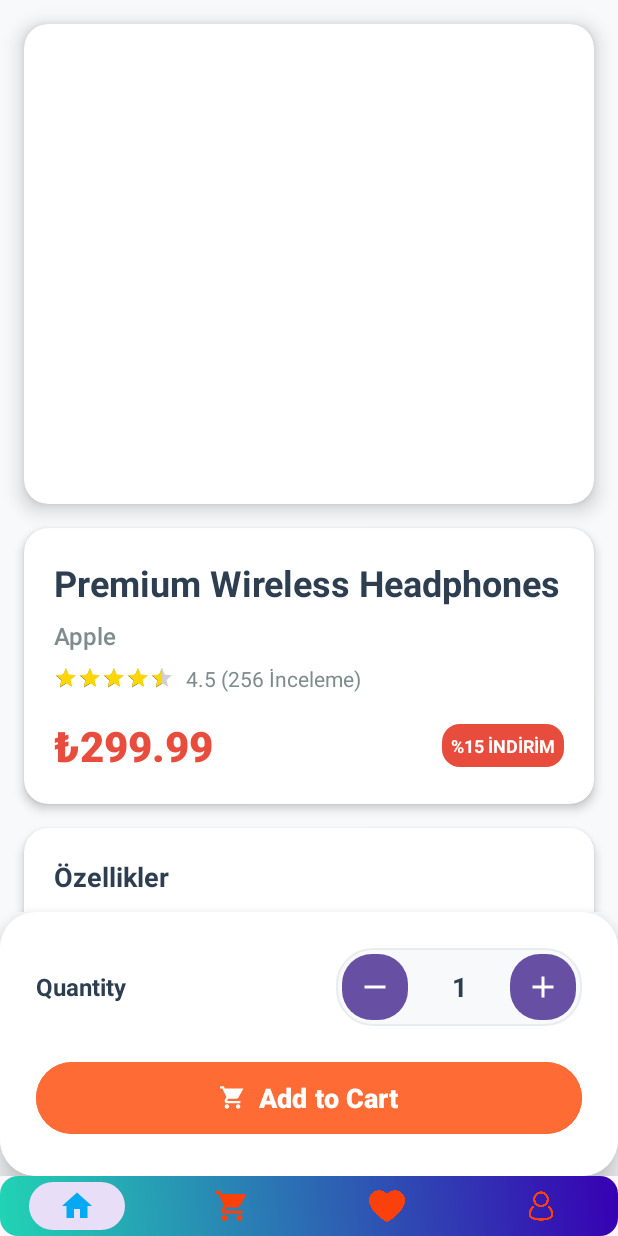
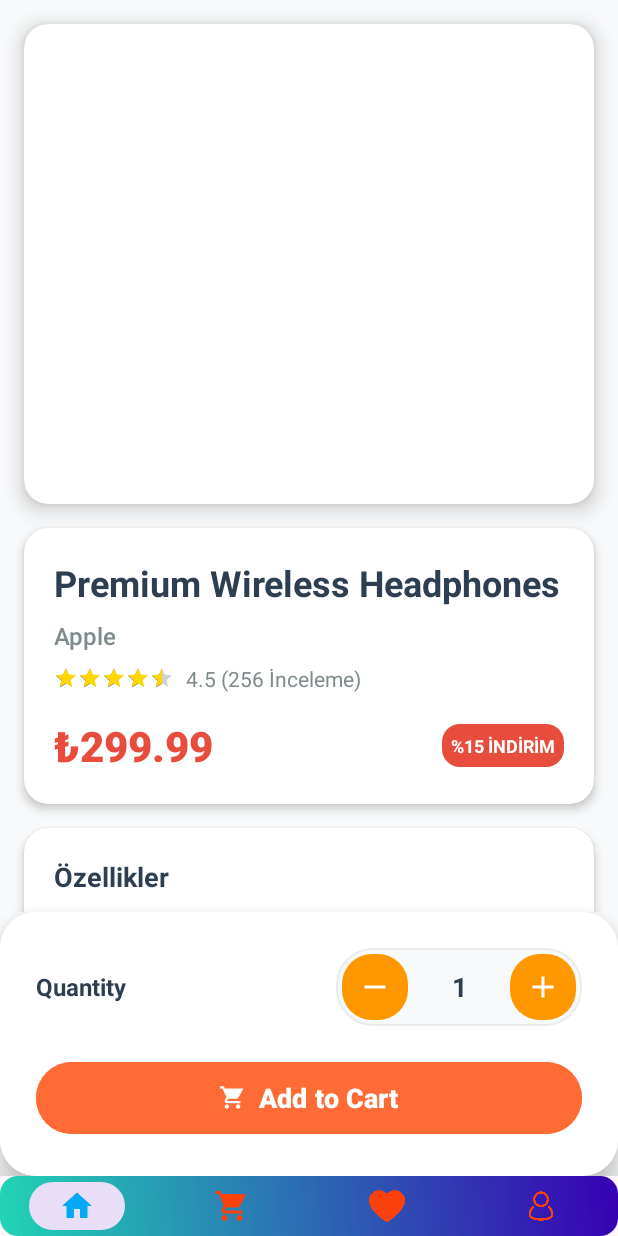
Before and after one commit to bymaskeli53/E-Commerce-Demo, an Android app: the fragment DetailFragment placed in its activity, on a phone screen of 412 x 824 dp. Run offline under Robolectric (Android 15) with nearby library versions, the phone set to English and light mode, and no system bars; our stand-ins replace Dagger/Hilt's generated code, Firebase (no records; nobody signed in at launch, a user with empty details on screens opened directly), Room's generated code, Shimmer, navigation-ui; pictures from the network do not load; Roboto replaces fonts that are not available here; 6 statements that could not run were skipped.

Commit message:
Refactor: Simplify DetailFragment layout and update quantity button background
This commit removes unnecessary comments from `fragment_detail.xml` to streamline the layout file.
It also updates the background color of the quantity buttons in `quantity_button_bg.xml` from `?attr/colorPrimary` to `@color/orange`.

Key changes:
- Removed comments for "Product Name", "Price Section", "Discount Badge", and "Feature Items" in `fragment_detail.xml`.
- Changed `android:color` in `quantity_button_bg.xml` to `@color/orange`.

```diff
--- a/app/src/main/res/drawable/quantity_button_bg.xml
+++ b/app/src/main/res/drawable/quantity_button_bg.xml
@@ -1,4 +1,4 @@
 <shape xmlns:android="http://schemas.android.com/apk/res/android">
-    <solid android:color="?attr/colorPrimary" />
+    <solid android:color="@color/orange" />
     <corners android:radius="20dp" />
 </shape>
--- a/app/src/main/res/layout/fragment_detail.xml
+++ b/app/src/main/res/layout/fragment_detail.xml
@@ -60,7 +60,6 @@
                     android:orientation="vertical"
                     android:padding="20dp">
 
-                    <!-- Product Name -->
                     <TextView
                         android:id="@+id/tv_product_name"
                         android:layout_width="match_parent"
@@ -118,7 +117,6 @@
 
                     </LinearLayout>
 
-                    <!-- Price Section -->
                     <LinearLayout
                         android:layout_width="match_parent"
                         android:layout_height="wrap_content"
@@ -137,7 +135,6 @@
                             android:textColor="#E74C3C"
                             android:fontFamily="sans-serif-medium" />
 
-                        <!-- Discount Badge -->
                         <TextView
                             android:id="@+id/tv_discount"
                             android:layout_width="wrap_content"
@@ -184,7 +181,6 @@
                         android:textColor="#2C3E50"
                         android:layout_marginBottom="12dp" />
 
-                    <!-- Feature Items -->
                     <LinearLayout
                         android:layout_width="match_parent"
                         android:layout_height="wrap_content"
```
